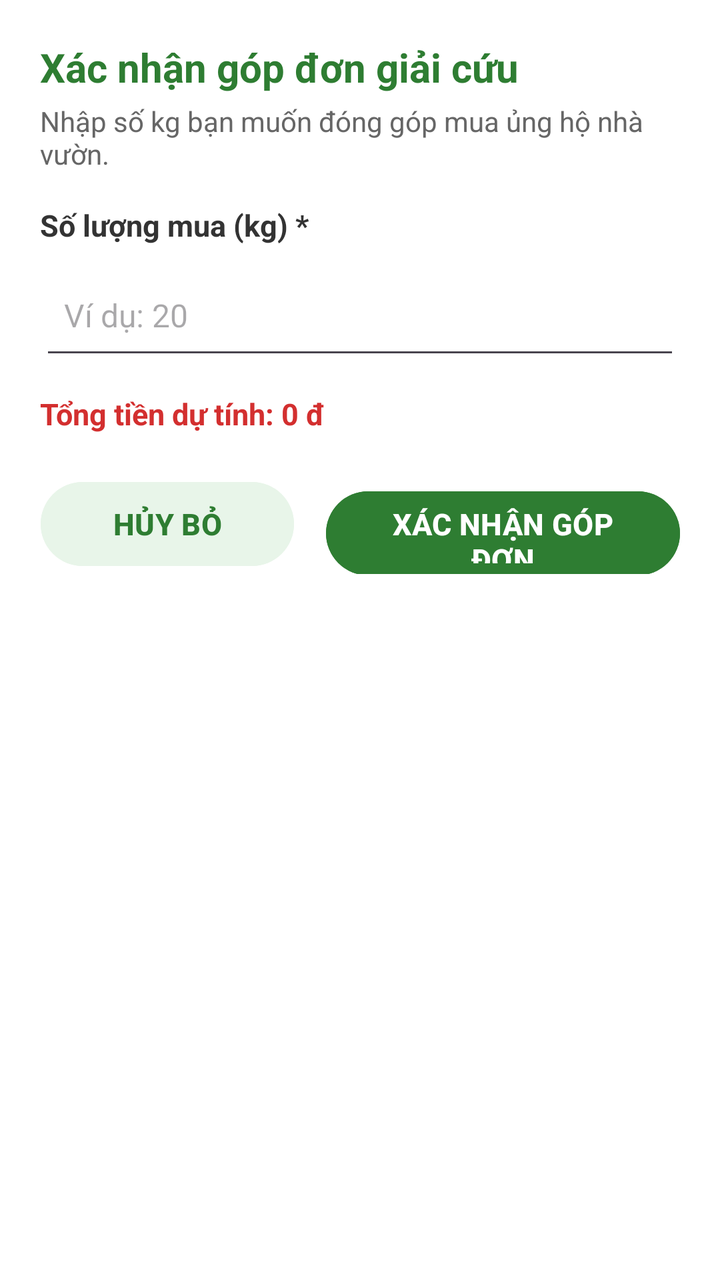
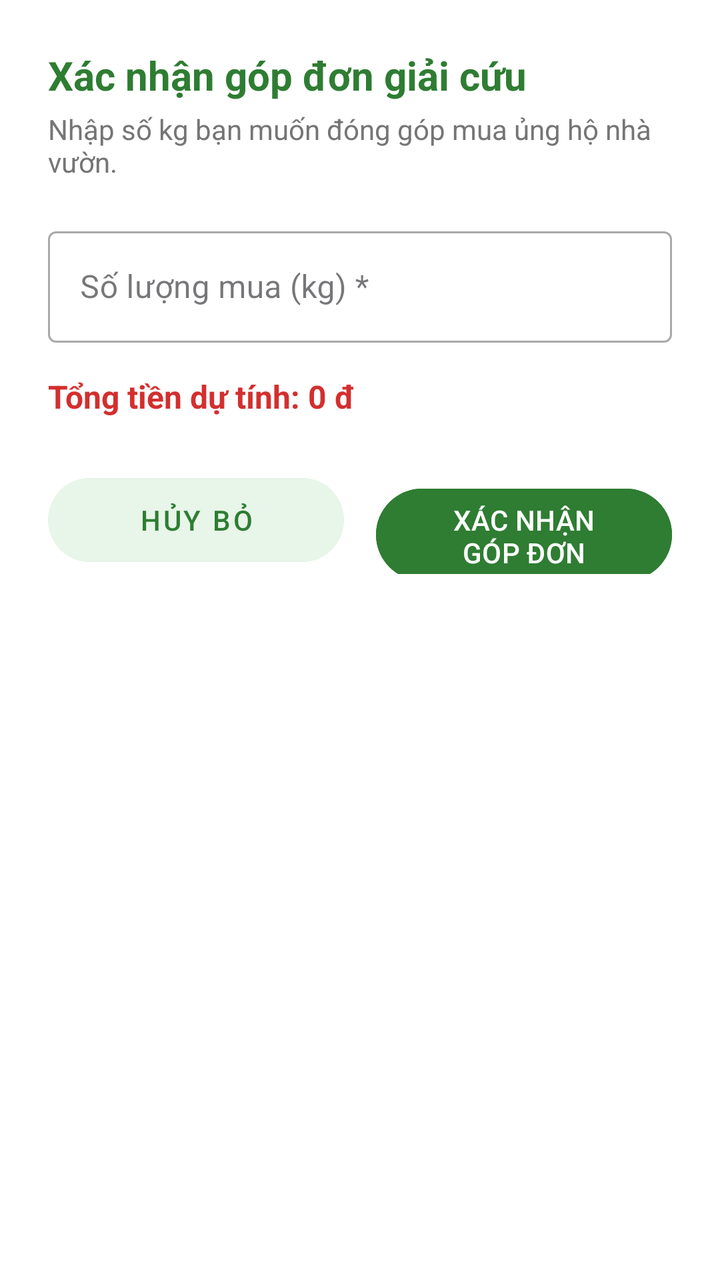

Screens rendered from an Android XML layout before and after an edit, with the pre-edit source and the edit as a unified diff.
<!-- AndroidManifest.xml: application theme Theme.AgriFoodsHelper -->
<!-- res/layout/dialog_commit_order.xml -->
<?xml version="1.0" encoding="utf-8"?>
<LinearLayout xmlns:android="http://schemas.android.com/apk/res/android"
    android:layout_width="match_parent"
    android:layout_height="wrap_content"
    android:background="#FFFFFF"
    android:orientation="vertical"
    android:padding="20dp">

    <TextView
        android:layout_width="match_parent"
        android:layout_height="wrap_content"
        android:text="Xác nhận góp đơn giải cứu"
        android:textColor="#2E7D32"
        android:textSize="20sp"
        android:textStyle="bold" />

    <TextView
        android:layout_width="match_parent"
        android:layout_height="wrap_content"
        android:layout_marginTop="4dp"
        android:layout_marginBottom="16dp"
        android:text="Nhập số kg bạn muốn đóng góp mua ủng hộ nhà vườn."
        android:textColor="#666666"
        android:textSize="14sp" />

    <TextView
        android:layout_width="match_parent"
        android:layout_height="wrap_content"
        android:text="Số lượng mua (kg) *"
        android:textColor="#333333"
        android:textSize="15sp"
        android:textStyle="bold" />

    <EditText
        android:id="@+id/edtCommitQuantity"
        android:layout_width="match_parent"
        android:layout_height="54dp"
        android:layout_marginTop="8dp"
        android:layout_marginBottom="12dp"
        android:hint="Ví dụ: 20"
        android:inputType="numberDecimal"
        android:padding="12dp"
        android:textSize="16sp" />

    <TextView
        android:id="@+id/tvCommitEstimatedPrice"
        android:layout_width="match_parent"
        android:layout_height="wrap_content"
        android:layout_marginBottom="20dp"
        android:text="Tổng tiền dự tính: 0 đ"
        android:textColor="#D32F2F"
        android:textSize="15sp"
        android:textStyle="bold" />

    <LinearLayout
        android:layout_width="match_parent"
        android:layout_height="wrap_content"
        android:gravity="end"
        android:orientation="horizontal">

        <Button
            android:id="@+id/btnCancelCommit"
            android:layout_width="0dp"
            android:layout_height="50dp"
            android:layout_marginEnd="8dp"
            android:layout_weight="1"
            android:backgroundTint="#E8F5E9"
            android:text="HỦY BỎ"
            android:textColor="#2E7D32"
            android:textSize="15sp"
            android:textStyle="bold" />

        <Button
            android:id="@+id/btnConfirmCommit"
            android:layout_width="0dp"
            android:layout_height="50dp"
            android:layout_marginStart="8dp"
            android:layout_weight="1.4"
            android:backgroundTint="#2E7D32"
            android:text="XÁC NHẬN GÓP ĐƠN"
            android:textColor="#FFFFFF"
            android:textSize="15sp"
            android:textStyle="bold" />
    </LinearLayout>

</LinearLayout>
<!-- resources referenced by this layout -->
<resources>
  <style name="Theme.AgriFoodsHelper" parent="Base.Theme.AgriFoodsHelper" />
  <style name="Base.Theme.AgriFoodsHelper" parent="Theme.Material3.DayNight.NoActionBar">
          
      </style>
</resources>

<!-- the commit's change to res/layout/dialog_commit_order.xml (unified diff, before → after) -->
@@ -1,13 +1,14 @@
 <?xml version="1.0" encoding="utf-8"?>
 <LinearLayout xmlns:android="http://schemas.android.com/apk/res/android"
+    xmlns:app="http://schemas.android.com/apk/res-auto"
     android:layout_width="match_parent"
     android:layout_height="wrap_content"
     android:background="#FFFFFF"
     android:orientation="vertical"
-    android:padding="20dp">
+    android:padding="24dp">
 
     <TextView
-        android:layout_width="match_parent"
+        android:layout_width="wrap_content"
         android:layout_height="wrap_content"
         android:text="Xác nhận góp đơn giải cứu"
         android:textColor="#2E7D32"
@@ -15,72 +16,67 @@
         android:textStyle="bold" />
 
     <TextView
+        android:layout_width="wrap_content"
+        android:layout_height="wrap_content"
+        android:layout_marginTop="4dp"
+        android:text="Nhập số kg bạn muốn đóng góp mua ủng hộ nhà vườn."
+        android:textColor="#757575"
+        android:textSize="14sp" />
+
+    <com.google.android.material.textfield.TextInputLayout
+        style="@style/Widget.MaterialComponents.TextInputLayout.OutlinedBox"
         android:layout_width="match_parent"
         android:layout_height="wrap_content"
-        android:layout_marginTop="4dp"
-        android:layout_marginBottom="16dp"
-        android:text="Nhập số kg bạn muốn đóng góp mua ủng hộ nhà vườn."
-        android:textColor="#666666"
-        android:textSize="14sp" />
+        android:layout_marginTop="20dp"
+        android:hint="Số lượng mua (kg) *">
 
+        <com.google.android.material.textfield.TextInputEditText
+            android:id="@+id/edtContributionKg"
+            android:layout_width="match_parent"
+            android:layout_height="wrap_content"
+            android:inputType="numberDecimal" />
+    </com.google.android.material.textfield.TextInputLayout>
+
+    
     <TextView
+        android:id="@+id/tvTotalPrice"
         android:layout_width="match_parent"
         android:layout_height="wrap_content"
-        android:text="Số lượng mua (kg) *"
-        android:textColor="#333333"
-        android:textSize="15sp"
-        android:textStyle="bold" />
-
-    <EditText
-        android:id="@+id/edtCommitQuantity"
-        android:layout_width="match_parent"
-        android:layout_height="54dp"
-        android:layout_marginTop="8dp"
-        android:layout_marginBottom="12dp"
-        android:hint="Ví dụ: 20"
-        android:inputType="numberDecimal"
-        android:padding="12dp"
-        android:textSize="16sp" />
-
-    <TextView
-        android:id="@+id/tvCommitEstimatedPrice"
-        android:layout_width="match_parent"
-        android:layout_height="wrap_content"
-        android:layout_marginBottom="20dp"
+        android:layout_marginTop="16dp"
         android:text="Tổng tiền dự tính: 0 đ"
         android:textColor="#D32F2F"
-        android:textSize="15sp"
+        android:textSize="16sp"
         android:textStyle="bold" />
 
     <LinearLayout
         android:layout_width="match_parent"
         android:layout_height="wrap_content"
-        android:gravity="end"
-        android:orientation="horizontal">
+        android:layout_marginTop="24dp"
+        android:orientation="horizontal"
+        android:weightSum="2">
 
-        <Button
-            android:id="@+id/btnCancelCommit"
+        <com.google.android.material.button.MaterialButton
+            android:id="@+id/btnCancelContribute"
+            style="@style/Widget.MaterialComponents.Button.OutlinedButton"
             android:layout_width="0dp"
-            android:layout_height="50dp"
+            android:layout_height="54dp"
             android:layout_marginEnd="8dp"
             android:layout_weight="1"
             android:backgroundTint="#E8F5E9"
             android:text="HỦY BỎ"
             android:textColor="#2E7D32"
-            android:textSize="15sp"
-            android:textStyle="bold" />
+            app:cornerRadius="24dp"
+            app:strokeWidth="0dp" />
 
-        <Button
-            android:id="@+id/btnConfirmCommit"
+        <com.google.android.material.button.MaterialButton
+            android:id="@+id/btnConfirmContribute"
             android:layout_width="0dp"
-            android:layout_height="50dp"
+            android:layout_height="54dp"
             android:layout_marginStart="8dp"
-            android:layout_weight="1.4"
+            android:layout_weight="1"
             android:backgroundTint="#2E7D32"
             android:text="XÁC NHẬN GÓP ĐƠN"
             android:textColor="#FFFFFF"
-            android:textSize="15sp"
-            android:textStyle="bold" />
+            app:cornerRadius="24dp" />
     </LinearLayout>
-
 </LinearLayout>
